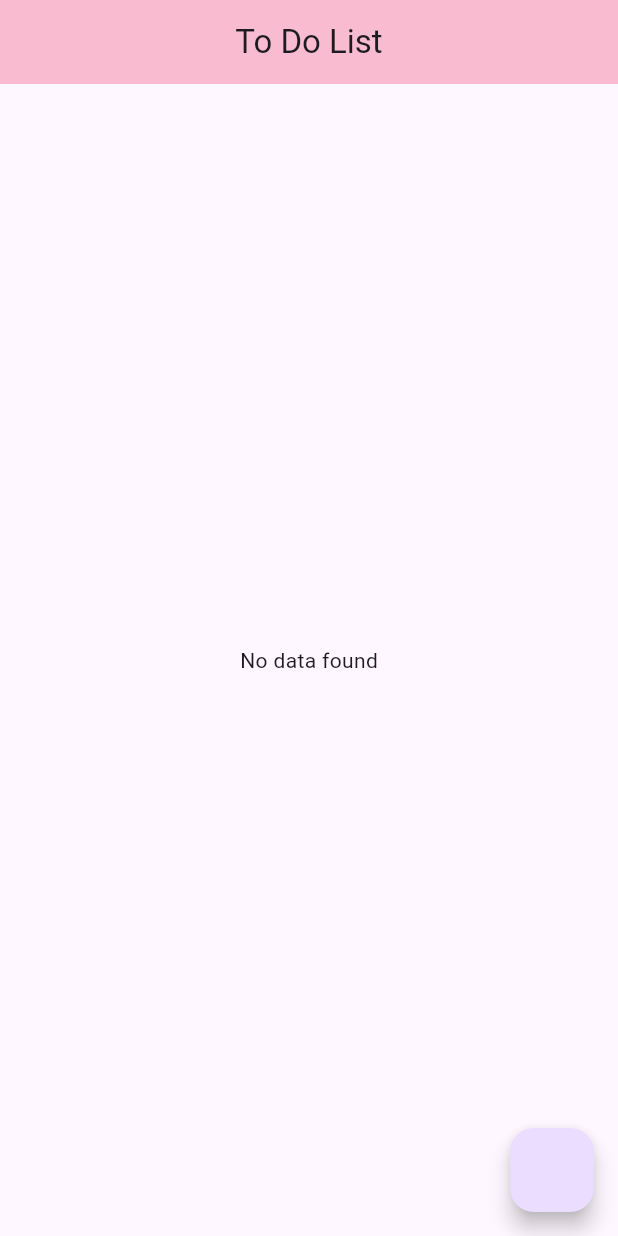
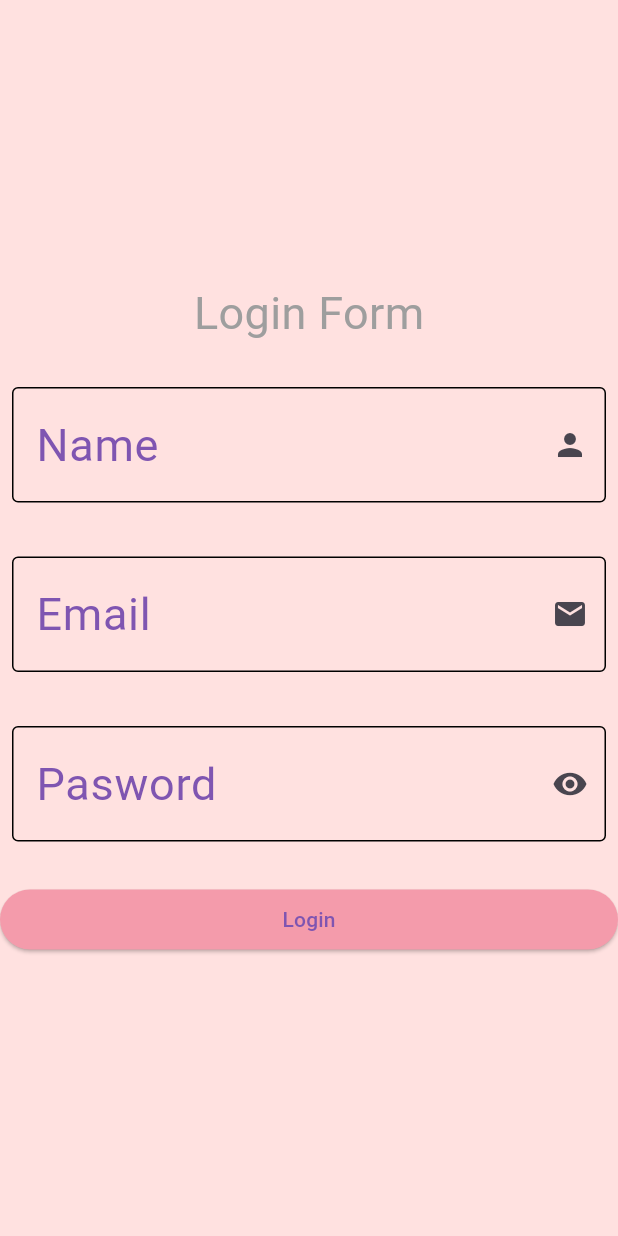
Before and after one commit to UmmeRija/flutter, a Flutter app: the screen it shows after launch, on a phone screen of 412 x 824 dp. Run offline on Flutter 3.47's test engine with Material 3 defaults, Android fonts, the phone set to English and light mode, and no system bars.

Commit message:
git commit -m "register and login form"

```diff
--- a/lib/main.dart
+++ b/lib/main.dart
@@ -2,15 +2,17 @@ import 'package:flutter/material.dart';
 import 'package:my_app/bottom_bar.dart';
 import 'package:my_app/image_work.dart';
 import 'package:my_app/my_button.dart';
-import 'package:my_app/newOne.dart';
+// import 'package:my_app/newOne.dart';
 import 'package:my_app/new_packages/counter_provider.dart';
+import 'package:my_app/practice_app/login_screen.dart';
+import 'package:my_app/practice_app/register_screen.dart';
 import 'package:my_app/stack.dart';
 import 'package:my_app/to_do_list/to_do_controller.dart';
 import 'package:my_app/to_do_list/to_do_screen.dart';
 import 'package:provider/provider.dart';
 import 'app_bar.dart';
 import 'first_practice.dart';
-import 'whatsapp_screen.dart';
+// import 'whatsapp_screen.dart';
 import 'formstry.dart';
 import 'text_field.dart';
 import 'date_and_time.dart';
@@ -38,13 +40,15 @@ class MyApp extends StatelessWidget {
         // home: ListView(),
         // home: WhatsappScreen(),
         // home: Newone(),
-        // home: MyButton(),
+        // home: MyButt---on(),
         // home: Formstry(),
         //   home: MyNavigator(),
         // home: MyForm(),
         // home: FirstScreen(),
         // home: FirstPractice(),
-        home: ToDoScreen(),
+        // home: ToDoScreen(),
+        // home: LoginScreen(),
+        home: RegisterScreen(),
       ),
     );
   }
--- /dev/null
+++ b/lib/practice_app/app_colors.dart
@@ -0,0 +1,18 @@
+
+
+
+
+
+
+
+
+
+import 'package:flutter/material.dart';
+
+class AppColors {
+  static const Color bgColor = Color(0xffFFE1E0);
+  static const Color textColor = Color(0xff7F55B1);
+  static const Color primary = Color(0xffF49BAB);
+  static const Color secondry = Color(0xff9B7EBD);
+
+}
--- /dev/null
+++ b/lib/practice_app/register_screen.dart
@@ -0,0 +1,70 @@
+import 'package:flutter/material.dart';
+
+import 'app_colors.dart';
+
+class RegisterScreen extends StatelessWidget {
+  const RegisterScreen({super.key});
+
+  @override
+  Widget build(BuildContext context) {
+    return Scaffold(
+      backgroundColor: AppColors.bgColor,
+      body: SizedBox(
+        height: double.infinity,
+        width: double.infinity,
+        child: Center(
+          child: Column(
+            mainAxisAlignment: MainAxisAlignment.center,
+            spacing: 20,
+            children: [
+              Text("Login Form" , style: TextStyle(color: Colors.grey , fontSize: 30),
+
+              ),
+              Padding(
+                padding: const EdgeInsets.all(8.0),
+                child: TextFormField(decoration: InputDecoration(
+                    border: OutlineInputBorder(),
+                    enabledBorder: OutlineInputBorder(),
+                    focusedBorder: OutlineInputBorder(),
+                    hintText: "Name" , hintStyle: TextStyle(color: AppColors.textColor,
+                    fontSize: 30),
+                    suffixIcon: Icon(Icons.person)
+                ),),
+              ),
+              Padding(
+                padding: const EdgeInsets.all(8.0),
+                child: TextFormField(decoration: InputDecoration(
+                    border: OutlineInputBorder(),
+                    enabledBorder: OutlineInputBorder(),
+                    focusedBorder: OutlineInputBorder(),
+                    hintText: "Email" , hintStyle: TextStyle(color: AppColors.textColor,
+                    fontSize: 30),
+                    suffixIcon: Icon(Icons.email)
+                ),),
+              ),
+              Padding(
+                padding: const EdgeInsets.all(8.0),
+                child: TextFormField(decoration: InputDecoration(
+                    border: OutlineInputBorder(),
+                    enabledBorder: OutlineInputBorder(),
+                    focusedBorder: OutlineInputBorder(),
+                    hintText: "Pasword" , hintStyle: TextStyle(color: AppColors.textColor,
+                    fontSize: 30),
+                    suffixIcon: Icon(Icons.remove_red_eye)
+                ),),
+              ),
+              ElevatedButton(
+                style: ElevatedButton.styleFrom(
+                  backgroundColor: AppColors.primary,
+                ) ,
+                onPressed: (){},
+                child:Center(child: Text("Login" , style: TextStyle(color: AppColors.textColor,))),
+              )
+            ],
+
+          ),
+        ),
+      ),
+    );
+  }
+}
```
Also changed, not shown: lib/practice_app/login_screen.dart (added, +59 -0 lines), lib/practice_app/service.dart (added), lib/practice_app/splash_screen.dart (added).
